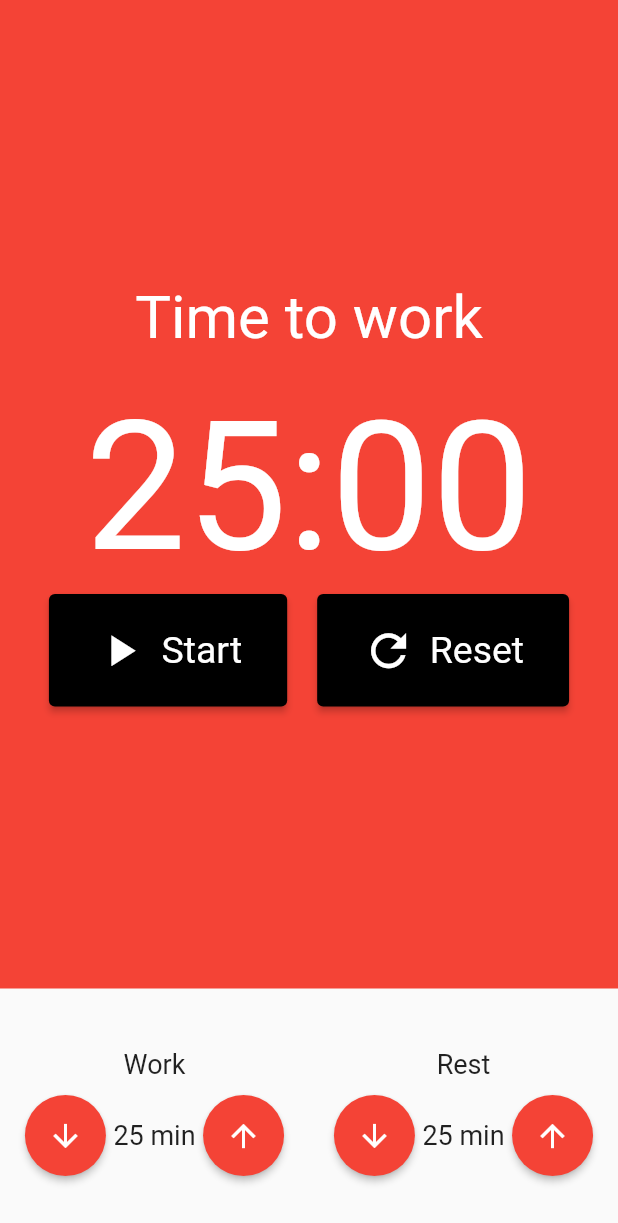
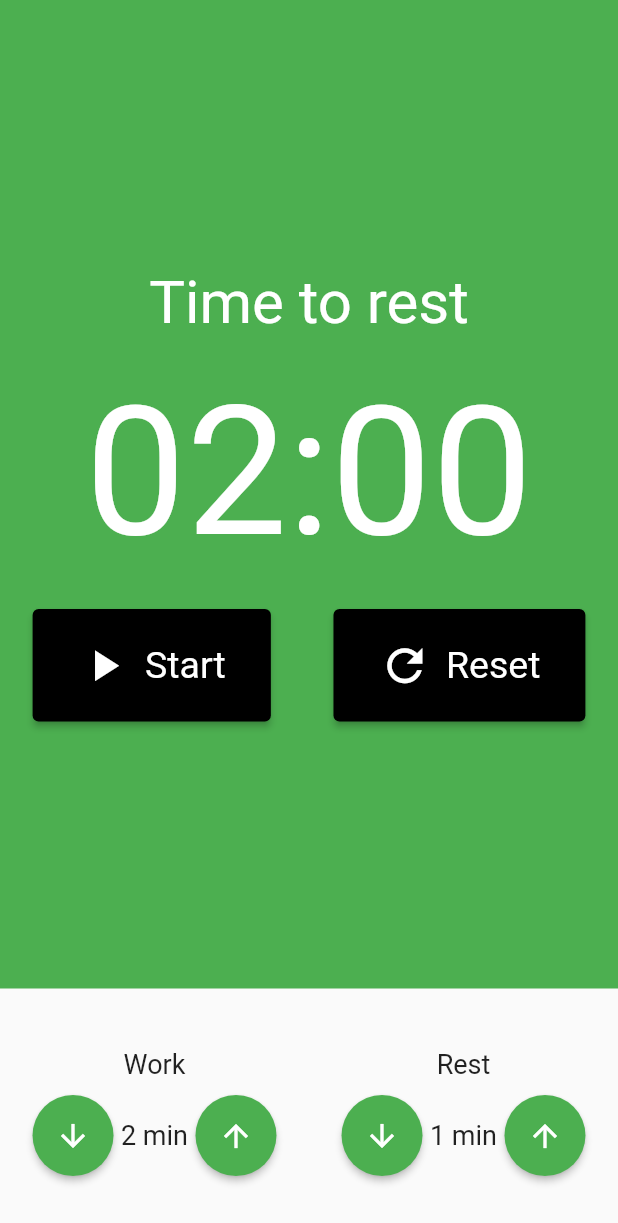
Before and after one commit to HenriqueCisi/project_pomodoro, a Flutter app: the screen it shows after launch, on a phone screen of 412 x 824 dp. Shown: the top 1223 px of the screen. Run offline on Flutter 3.47's test engine with Material 2 defaults, Android fonts, the phone set to English and light mode, and no system bars; our stand-ins replace flutter_mobx, mobx; generated files the repository leaves out were written again.

Commit message:
implements cronometer logic + adds pomodoro store

```diff
--- a/lib/components/cronometer.dart
+++ b/lib/components/cronometer.dart
@@ -1,22 +1,29 @@
 import 'package:flutter/material.dart';
 import 'package:flutter/src/widgets/framework.dart';
 import 'package:flutter/src/widgets/placeholder.dart';
+import 'package:flutter_mobx/flutter_mobx.dart';
 import 'package:project_pomodoro/components/cronometer_button.dart';
+import 'package:project_pomodoro/main.dart';
+import 'package:project_pomodoro/store/pomodoro_store.dart';
+import 'package:provider/provider.dart';
 
 class Cronometer extends StatelessWidget {
   const Cronometer({super.key});
 
   @override
   Widget build(BuildContext context) {
-    return Container(
-      color: Colors.red,
+    final pomodoro = Provider.of<PomodoreStore>(context);
+
+    return Observer(
+      builder: (_) => Container(
+        color: pomodoro.isWorking() ? Colors.red : Colors.green,
         child: Column(
             mainAxisAlignment: MainAxisAlignment.center,
             crossAxisAlignment: CrossAxisAlignment.center,
             children: [
-            const Text(
-              'Time to work',
-              style: TextStyle(
+              Text(
+                pomodoro.isWorking() ? 'Time to work' : 'Time to rest',
+                style: const TextStyle(
                   fontSize: 40,
                   color: Colors.white,
                 ),
@@ -24,37 +31,46 @@ class Cronometer extends StatelessWidget {
               const SizedBox(
                 height: 20,
               ),
-            const Text(
-              '25:00',
-              style: TextStyle(fontSize: 120, color: Colors.white),
+              Text(
+                '${pomodoro.minutes.toString().padLeft(2, '0')}:${pomodoro.seconds.toString().padLeft(2, '0')}',
+                style: const TextStyle(fontSize: 120, color: Colors.white),
+              ),
+              const SizedBox(
+                height: 20,
               ),
               Row(
-              mainAxisAlignment: MainAxisAlignment.center,
-              children: const [
+                mainAxisAlignment: MainAxisAlignment.spaceEvenly,
+                children: [
+                  if (!pomodoro.hasStarted)
                     Padding(
-                  padding: EdgeInsets.only(right: 10),
+                      padding: const EdgeInsets.only(right: 10),
                       child: CronometerButton(
                         label: 'Start',
                         icon: Icons.play_arrow,
+                        action: pomodoro.start,
                       ),
                     ),
-                // Padding(
-                //   padding: EdgeInsets.all(10),
-                //   child: CronometerButton(
-                //     label: 'Stop',
-                //     icon: Icons.stop,
-                //   ),
-                // ),
+                  if (pomodoro.hasStarted)
                     Padding(
-                  padding: EdgeInsets.only(left: 10),
+                      padding: const EdgeInsets.only(right: 10),
+                      child: CronometerButton(
+                        label: 'Stop',
+                        icon: Icons.stop,
+                        action: pomodoro.stop,
+                      ),
+                    ),
+                  Padding(
+                    padding: const EdgeInsets.only(left: 10),
                     child: CronometerButton(
                       label: 'Reset',
                       icon: Icons.refresh,
+                      action: pomodoro.resetTimer,
                     ),
                   ),
                 ],
               )
             ]),
+      ),
     );
   }
 }
--- a/lib/components/cronometer_button.dart
+++ b/lib/components/cronometer_button.dart
@@ -1,28 +1,34 @@
 import 'package:flutter/material.dart';
 
 class CronometerButton extends StatelessWidget {
-  const CronometerButton({required this.label, required this.icon, super.key});
+   CronometerButton({
+    required this.label,
+    required this.icon,
+    required this.action,
+    super.key,
+  });
 
   final String label;
   final IconData icon;
+  void Function()? action;
 
   @override
   Widget build(BuildContext context) {
     return ElevatedButton(
       style: ElevatedButton.styleFrom(
-          backgroundColor: Colors.black,
-          padding: const EdgeInsets.symmetric(vertical: 20, horizontal: 30),
-          textStyle: const TextStyle(
-            fontSize: 25
-          ),
-          ),
-
-      onPressed: () {},
+        backgroundColor: Colors.black,
+        padding: const EdgeInsets.symmetric(vertical: 20, horizontal: 30),
+        textStyle: const TextStyle(fontSize: 25),
+      ),
+      onPressed: action,
       child: Row(
         children: [
           Padding(
             padding: const EdgeInsets.only(right: 10),
-            child: Icon(icon, size: 35,),
+            child: Icon(
+              icon,
+              size: 35,
+            ),
           ),
           Text(label),
         ],
--- a/lib/components/input_time.dart
+++ b/lib/components/input_time.dart
@@ -1,17 +1,26 @@
 import 'package:flutter/material.dart';
+import 'package:flutter_mobx/flutter_mobx.dart';
+import 'package:project_pomodoro/store/pomodoro_store.dart';
+import 'package:provider/provider.dart';
 
 class InputTime extends StatelessWidget {
   const InputTime({
     required this.value,
     required this.title,
+    required this.addTime,
+    required this.decreaseTime,
     super.key,
   });
 
   final int value;
   final String title;
+  final void Function()? addTime;
+  final void Function()? decreaseTime;
 
   @override
   Widget build(BuildContext context) {
+    final pomodoro = Provider.of<PomodoreStore>(context);
+
     return Column(
       crossAxisAlignment: CrossAxisAlignment.center,
       children: [
@@ -20,15 +29,17 @@ class InputTime extends StatelessWidget {
           style: const TextStyle(fontSize: 18),
         ),
         const SizedBox(height: 10),
-        Row(
+        Observer(
+          builder: (_) => Row(
             mainAxisAlignment: MainAxisAlignment.center,
             children: [
               ElevatedButton(
-              onPressed: () {},
+                onPressed: decreaseTime,
                 style: ElevatedButton.styleFrom(
                     shape: const CircleBorder(),
                     padding: const EdgeInsets.all(15),
-                  backgroundColor: Colors.red),
+                    backgroundColor:
+                        pomodoro.isWorking() ? Colors.red : Colors.green),
                 child: const Icon(
                   Icons.arrow_downward,
                   color: Colors.white,
@@ -39,17 +50,19 @@ class InputTime extends StatelessWidget {
                 style: const TextStyle(fontSize: 18),
               ),
               ElevatedButton(
-              onPressed: () {},
+                onPressed: addTime,
                 style: ElevatedButton.styleFrom(
                     shape: const CircleBorder(),
                     padding: const EdgeInsets.all(15),
-                  backgroundColor: Colors.red),
+                    backgroundColor:
+                        pomodoro.isWorking() ? Colors.red : Colors.green),
                 child: const Icon(
                   Icons.arrow_upward,
                   color: Colors.white,
                 ),
               ),
             ],
+          ),
         )
       ],
     );
--- a/lib/main.dart
+++ b/lib/main.dart
@@ -2,7 +2,8 @@ import 'package:flutter/material.dart';
 import 'package:project_pomodoro/pages/pomodoro.dart';
 import 'package:project_pomodoro/store/counter_store.dart';
 import 'package:flutter_mobx/flutter_mobx.dart';
-import 'package:mobx/mobx.dart';
+import 'package:project_pomodoro/store/pomodoro_store.dart';
+import 'package:provider/provider.dart';
 
 void main() {
   runApp(const MyApp());
@@ -13,12 +14,17 @@ class MyApp extends StatelessWidget {
 
   @override
   Widget build(BuildContext context) {
-    return MaterialApp(
+    return MultiProvider(
+      providers: [
+        Provider<PomodoreStore>(create: (_) => PomodoreStore()),
+      ],
+      child: MaterialApp(
         title: 'Flutter Demo',
         theme: ThemeData(
           primarySwatch: Colors.blue,
         ),
         home: const Pomodoro(),
+      ),
     );
   }
 }
@@ -41,7 +47,8 @@ class HomePage extends StatelessWidget {
               const Text(
                 'You have pushed the button this many times:',
               ),
-              Observer(builder: (_) =>               Text(
+              Observer(
+                  builder: (_) => Text(
                         '${store.counter}',
                         style: Theme.of(context).textTheme.headlineMedium,
                       )),
--- a/lib/pages/pomodoro.dart
+++ b/lib/pages/pomodoro.dart
@@ -1,12 +1,17 @@
 import 'package:flutter/material.dart';
+import 'package:flutter_mobx/flutter_mobx.dart';
 import 'package:project_pomodoro/components/cronometer.dart';
 import 'package:project_pomodoro/components/input_time.dart';
+import 'package:project_pomodoro/store/pomodoro_store.dart';
+import 'package:provider/provider.dart';
 
 class Pomodoro extends StatelessWidget {
   const Pomodoro({super.key});
 
   @override
   Widget build(BuildContext context) {
+    final pomodoro = Provider.of<PomodoreStore>(context);
+
     return Scaffold(
       body: Column(
         crossAxisAlignment: CrossAxisAlignment.stretch,
@@ -14,12 +19,24 @@ class Pomodoro extends StatelessWidget {
           const Expanded(child: Cronometer()),
           Padding(
             padding: const EdgeInsets.symmetric(vertical: 40),
-            child: Row(
-              mainAxisAlignment: MainAxisAlignment.spaceAround,
-              children: const [
-                InputTime(value: 25, title: 'Work'),
-                InputTime(value: 25, title: 'Rest'),
-              ],
+            child: Observer(
+              builder: (_) => Row(
+                mainAxisAlignment: MainAxisAlignment.spaceAround,
+                children: [
+                  InputTime(
+                    value: pomodoro.workTime,
+                    title: 'Work',
+                    addTime: (pomodoro.hasStarted && pomodoro.isWorking()) ? null : pomodoro.addWorkTime,
+                    decreaseTime:  (pomodoro.hasStarted && pomodoro.isWorking()) ? null : pomodoro.decreaseWorkTime,
+                  ),
+                  InputTime(
+                    value: pomodoro.restTime,
+                    title: 'Rest',
+                    addTime:  (pomodoro.hasStarted && pomodoro.isResting()) ? null : pomodoro.addRestTime,
+                    decreaseTime:  (pomodoro.hasStarted && pomodoro.isResting()) ? null : pomodoro.decreaseRestTime,
+                  ),
+                ],
+              ),
             ),
           )
         ],
```
Also changed, not shown: lib/store/pomodoro_store.dart (added, +128 -0 lines), lib/store/pomodoro_store.g.dart (added). Lines whose indentation alone changed are shown as unchanged.
